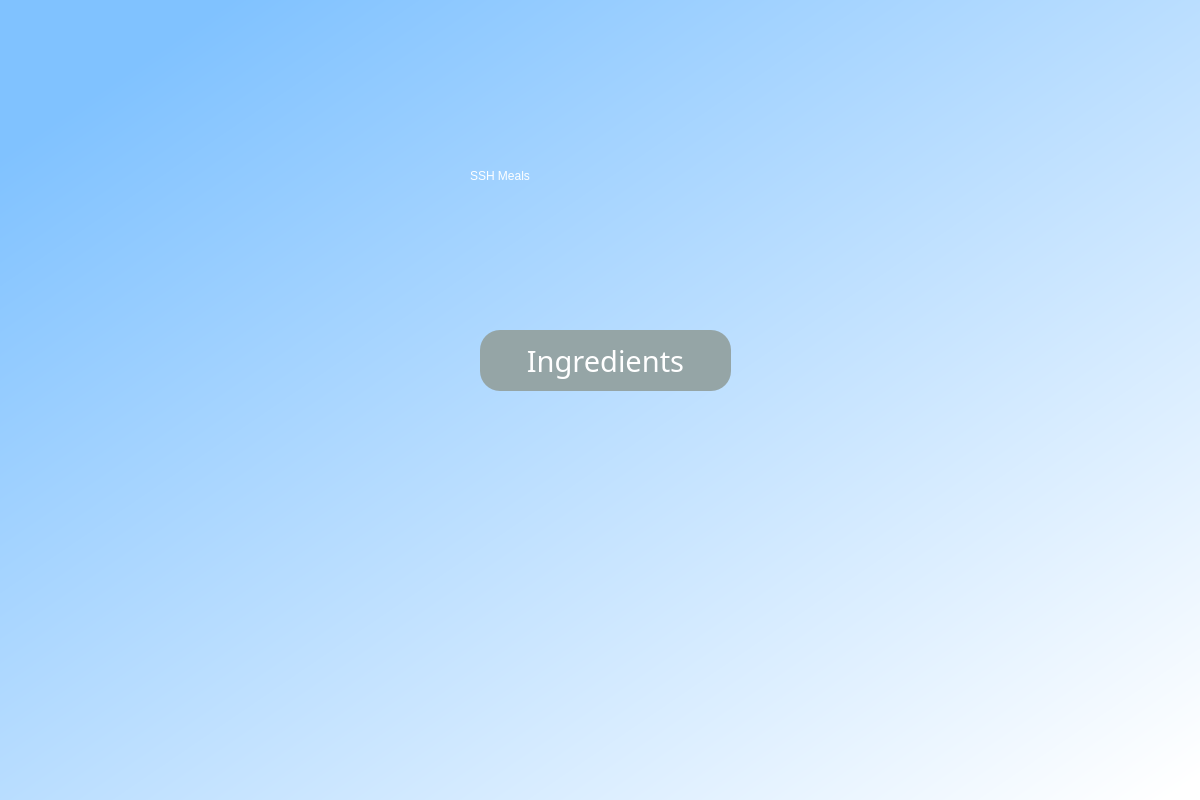
Qt form SSHmealDesigner.ui (Boggo19/SSH-Camera) before a commit.
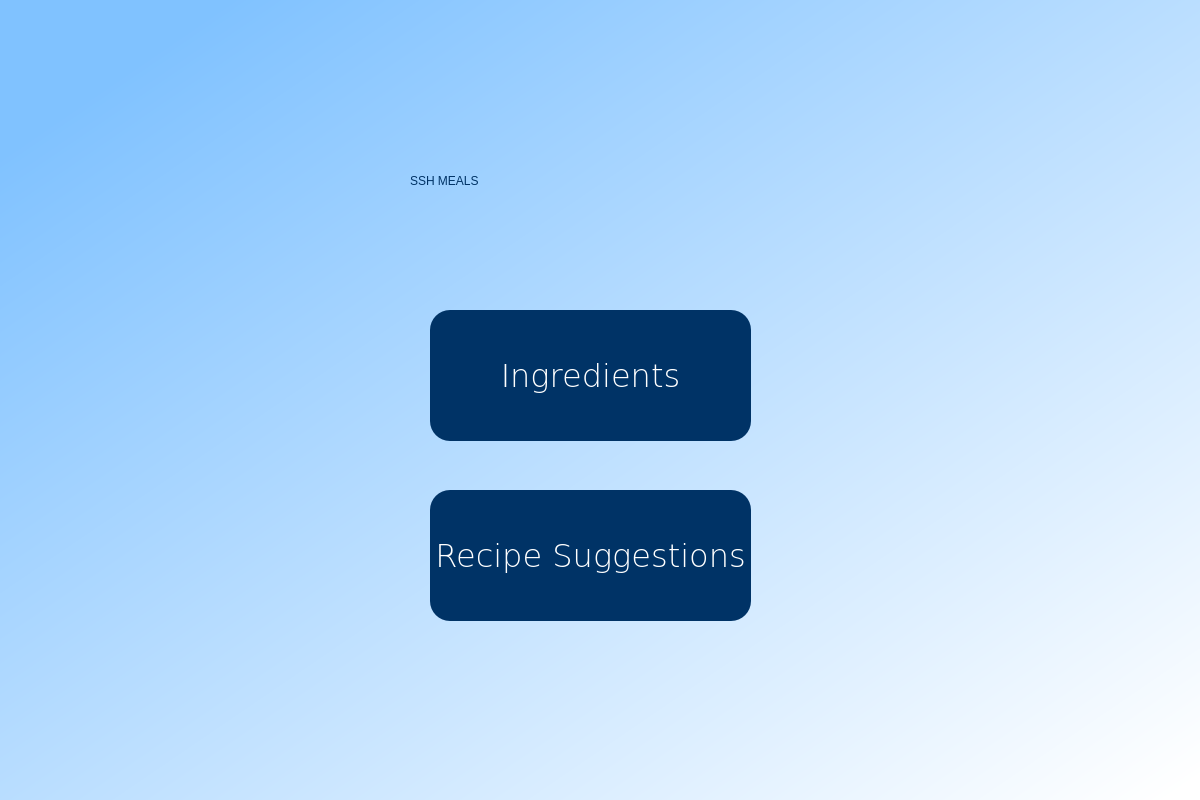
The same form after that commit.

Commit message: Installed watchdog for converting .ui to .py automatically

What changed in the file:
```diff
--- a/SSHmealDesigner.ui
+++ b/SSHmealDesigner.ui
@@ -29,34 +29,34 @@
    <widget class="QLabel" name="label">
     <property name="geometry">
      <rect>
-      <x>470</x>
-      <y>150</y>
-      <width>271</width>
-      <height>51</height>
+      <x>410</x>
+      <y>130</y>
+      <width>361</width>
+      <height>101</height>
      </rect>
     </property>
     <property name="styleSheet">
-     <string notr="true">font: 63 36pt &quot;Sitka Small Semibold&quot;;
-color:rgb(255, 255, 255)</string>
+     <string notr="true">font: 75 48pt &quot;Georgia&quot;;
+color:rgba(0, 51, 102, 1)</string>
     </property>
     <property name="text">
-     <string>SSH Meals</string>
+     <string>SSH MEALS</string>
     </property>
    </widget>
    <widget class="QPushButton" name="pushButton">
     <property name="geometry">
      <rect>
-      <x>480</x>
-      <y>330</y>
-      <width>251</width>
-      <height>61</height>
+      <x>430</x>
+      <y>310</y>
+      <width>321</width>
+      <height>131</height>
      </rect>
     </property>
     <property name="font">
      <font>
-      <family>Sitka Banner Semibold</family>
-      <pointsize>22</pointsize>
-      <weight>7</weight>
+      <family>Verdana</family>
+      <pointsize>24</pointsize>
+      <weight>9</weight>
       <italic>false</italic>
       <bold>false</bold>
       <strikeout>false</strikeout>
@@ -70,14 +70,53 @@
     </property>
     <property name="styleSheet">
      <string notr="true">border-radius:20px;
-background-color: rgba(149, 165, 166, 1);
-font: 63 22pt &quot;Sitka Banner Semibold&quot;;
-color: rgb(255,255,255);</string>
+border-color:rgba(255, 215, 0, 1);
+background-color:rgba(0, 51, 102, 1);
+font: 75 24pt &quot;Verdana&quot;;
+color: rgb(255,255,255);
+alternate-background-color: rgba(0, 102, 102, 1);</string>
     </property>
     <property name="text">
      <string>Ingredients</string>
     </property>
    </widget>
+   <widget class="QPushButton" name="pushButton_2">
+    <property name="geometry">
+     <rect>
+      <x>430</x>
+      <y>490</y>
+      <width>321</width>
+      <height>131</height>
+     </rect>
+    </property>
+    <property name="font">
+     <font>
+      <family>Verdana</family>
+      <pointsize>24</pointsize>
+      <weight>9</weight>
+      <italic>false</italic>
+      <bold>false</bold>
+      <strikeout>false</strikeout>
+     </font>
+    </property>
+    <property name="layoutDirection">
+     <enum>Qt::LeftToRight</enum>
+    </property>
+    <property name="autoFillBackground">
+     <bool>false</bool>
+    </property>
+    <property name="styleSheet">
+     <string notr="true">border-radius:20px;
+border-color:rgba(255, 215, 0, 1);
+background-color:rgba(0, 51, 102, 1);
+font: 75 24pt &quot;Verdana&quot;;
+color: rgb(255,255,255);
+alternate-background-color: rgba(0, 102, 102, 1);</string>
+    </property>
+    <property name="text">
+     <string>Recipe Suggestions</string>
+    </property>
+   </widget>
   </widget>
  </widget>
  <resources/>
```
The commit also changes 4 other files.
